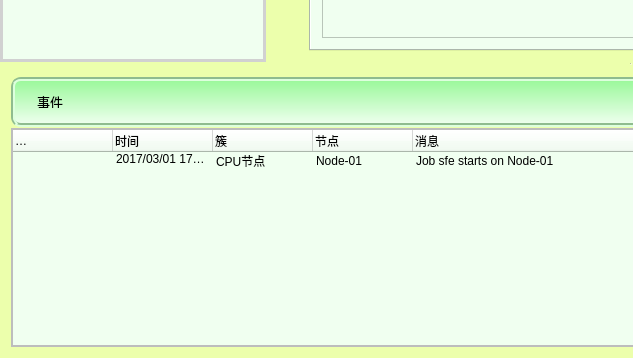
Old version of the form mainwindow.ui in the repository JasonZhang521/manager; both pictures show x 0 to 633 and y 566 to 924 of the 1274 by 924 pixel window.
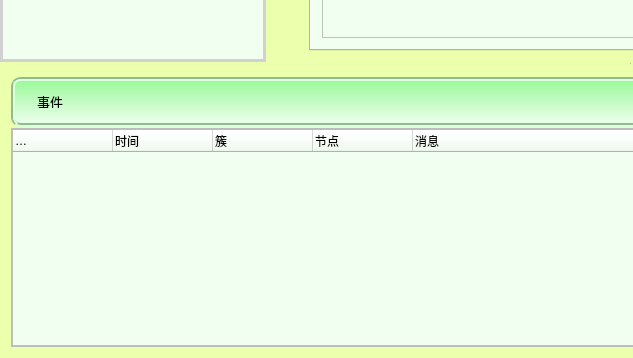
New version of the form. The open tabs and pages were chosen to show the change. Icons and pictures are not drawn. Custom widgets are drawn as their Qt base class.

What changed in the file:
```diff
--- a/mainwindow.ui
+++ b/mainwindow.ui
@@ -7565,27 +7565,6 @@
                <string>消息</string>
               </property>
              </column>
-             <item>
-              <property name="text">
-               <string/>
-              </property>
-              <property name="icon">
-               <iconset resource="hungclustermanager1.qrc">
-                <normaloff>:/Resources/icontexto_message_types_alert_green_24px.png</normaloff>:/Resources/icontexto_message_types_alert_green_24px.png</iconset>
-              </property>
-              <property name="text">
-               <string>2017/03/01 17：00：00</string>
-              </property>
-              <property name="text">
-               <string>CPU节点</string>
-              </property>
-              <property name="text">
-               <string>Node-01</string>
-              </property>
-              <property name="text">
-               <string>Job sfe starts on Node-01</string>
-              </property>
-             </item>
             </widget>
            </item>
           </layout>
```
Left out of the diff: 28 changed lines with no effect on the pictures.
